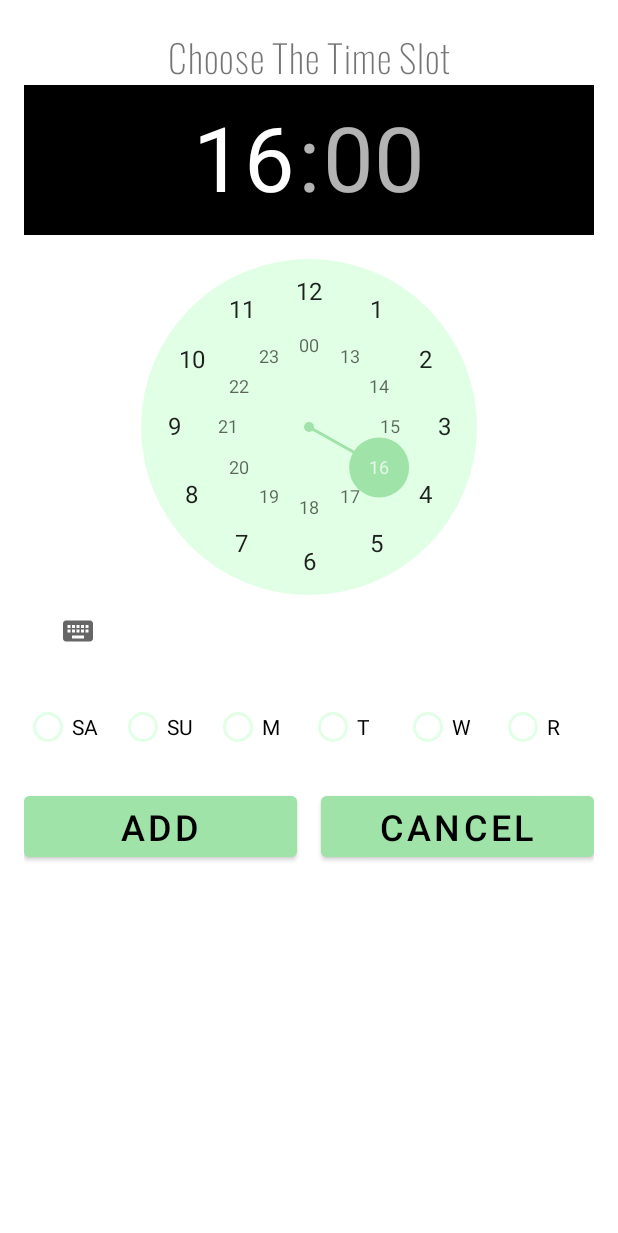
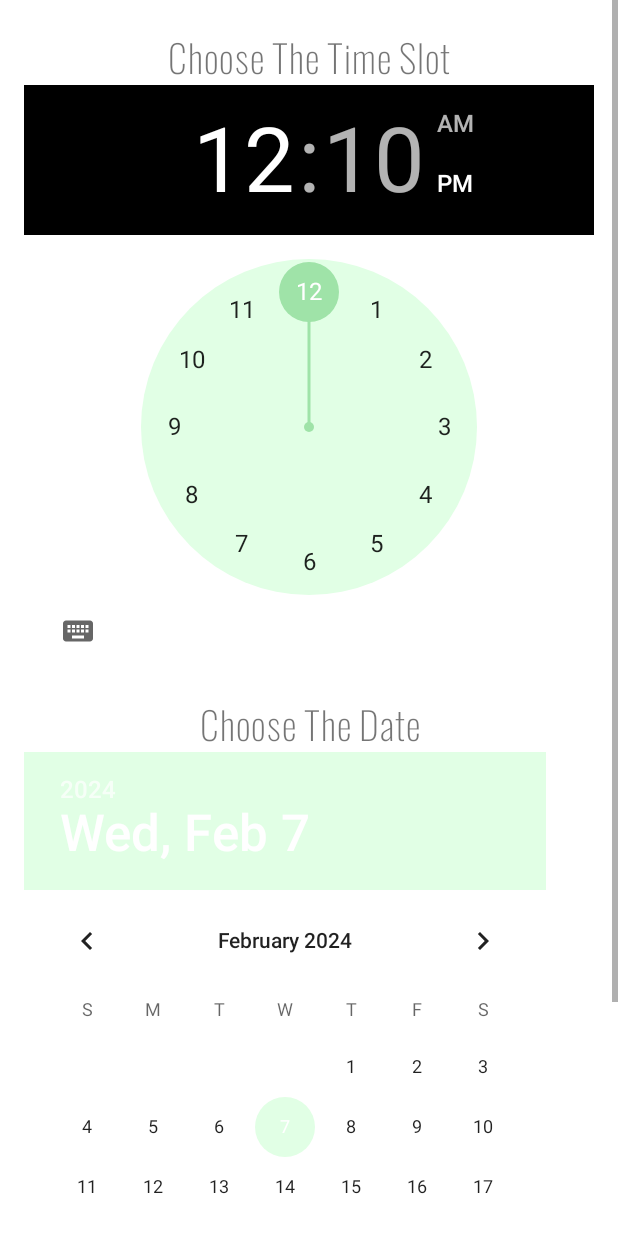
Before and after one commit to GhaidYahya/RitajX, an Android app: the Booking_Gym screen opened directly, with no data from a screen before it, on a phone screen of 412 x 824 dp. Shown: the top 1233 px of the screen. Run offline under Robolectric (Android 15) with nearby library versions, the phone set to English and light mode, and no system bars.

Commit message:
versionمليون

```diff
--- a/app/src/main/java/com/example/ritajx/Booking_Gym.java
+++ b/app/src/main/java/com/example/ritajx/Booking_Gym.java
@@ -1,39 +1,128 @@
 package com.example.ritajx;
 
-import androidx.appcompat.app.AppCompatActivity;
-
+import android.content.SharedPreferences;
 import android.os.Bundle;
+import android.widget.Button;
+import android.widget.DatePicker;
 import android.widget.TimePicker;
 import android.widget.Toast;
+import androidx.appcompat.app.AppCompatActivity;
+import okhttp3.MediaType;
+import okhttp3.OkHttpClient;
+import okhttp3.Request;
+import okhttp3.RequestBody;
+import okhttp3.Response;
+import org.json.JSONObject;
+
+import java.sql.Time;
+import java.util.Date;
 
 public class Booking_Gym extends AppCompatActivity {
-    String message="The University Will be Closed u idiot";
+
+    Date date;
+    Button btnadd;
+    DatePicker datePicker;
+    TimePicker timePicker;
+    private final int gymCapacity=20;
     @Override
     protected void onCreate(Bundle savedInstanceState) {
         super.onCreate(savedInstanceState);
         setContentView(R.layout.activity_booking_gym);
+        btnadd=findViewById(R.id.btnAdd);
+        datePicker=findViewById(R.id.datePicker);
+        timePicker=findViewById(R.id.timePicker);
+        // Assuming there's a button to finalize the booking, set its onClickListener here
+        // For example:
 
-        TimePicker timePicker = findViewById(R.id.timePicker);
-        timePicker.setIs24HourView(true);
-        timePicker.setHour(20); // Set the starting hour
-        timePicker.setMinute(0); // Set the starting minute
 
-        //when to button is finished this shit will be took
-        if (timePicker.getHour()>16 && timePicker.getHour() < 7){
-            Toast.makeText(this, message, Toast.LENGTH_SHORT).show();
-        }
+        timePicker.setOnTimeChangedListener(new TimePicker.OnTimeChangedListener() {
+            @Override
+            public void onTimeChanged(TimePicker view, int hourOfDay, int minute) {
+                if (hourOfDay < 8) {
+                    timePicker.setHour(8);
+                    timePicker.setMinute(0);
+                } else if (hourOfDay > 16 || (hourOfDay == 16 && minute > 0)) {
+                    timePicker.setHour(16);
+                    timePicker.setMinute(0);
+                } else {
+                    // Adjust minutes to nearest 0 or 30
+                    if (minute < 15) {
+                        timePicker.setMinute(0);
+                    } else if (minute < 45) {
+                        timePicker.setMinute(30);
+                    } else {
+                        // If the minute is beyond 45, increment the hour if it's before the cutoff
+                        if (hourOfDay < 16) {
+                            timePicker.setHour(hourOfDay + 1);
+                            timePicker.setMinute(0);
+                        } else {
+                            // If it's in the last permissible hour and minutes go beyond 45, set to 30
+                            timePicker.setMinute(30);
+                        }
+                    }
+                }
+            }
+        });
 
-// Restrict the end time to 4:00 PM
-        int endHour = 16;
-        timePicker.setHour(endHour);
-        timePicker.setMinute(0);
 
-// Implement custom minute intervals (e.g., 30 minutes)
-        timePicker.setOnTimeChangedListener((view, hourOfDay, minute) -> {
-            if (minute % 30 != 0) {
-                // Round the minute to the nearest 30
-                timePicker.setMinute((minute / 30) * 30);
+
+        btnadd.setOnClickListener(v -> {
+            try {
+                SharedPreferences prefs = getSharedPreferences("userid", MODE_PRIVATE);
+                String userId = prefs.getString("userID", "");
+
+                int hour = timePicker.getHour();
+                int minute = timePicker.getMinute();
+                int year = datePicker.getYear();
+                int month = datePicker.getMonth() + 1; // Month is 0-based, add 1 for correct month
+                int day = datePicker.getDayOfMonth();
+
+                // Correctly format the date and time
+                String bookingTime = String.format("%d-%02d-%02d %02d:%02d:00", year, month, day, hour, minute);
+
+
+                JSONObject bookingDetails = new JSONObject();
+                bookingDetails.put("userID", userId);
+                bookingDetails.put("bookingTime", bookingTime);
+
+                sendBookingToServer(bookingDetails.toString());
+            } catch (Exception e) {
+                e.printStackTrace();
+                Toast.makeText(Booking_Gym.this, "Error in booking", Toast.LENGTH_SHORT).show();
             }
         });
     }
+
+    private void sendBookingToServer(String json) {
+        final MediaType JSON = MediaType.parse("application/json; charset=utf-8");
+        OkHttpClient client = new OkHttpClient();
+        RequestBody body = RequestBody.create(json, JSON);
+        Request request = new Request.Builder()
+                .url("http://10.0.2.2:5000/bookgym") // Ensure this is the correct URL for your Flask app
+                .post(body)
+                .build();
+
+        new Thread(() -> {
+            try (Response response = client.newCall(request).execute()) {
+                // Convert the response body to a string
+                String responseBody = response.body().string();
+                // Parse the response body to get the message
+                JSONObject jsonResponse = new JSONObject(responseBody);
+                String message = jsonResponse.getString("message");
+
+                if (response.isSuccessful()) {
+                    runOnUiThread(() -> Toast.makeText(Booking_Gym.this, message, Toast.LENGTH_SHORT).show());
+                } else {
+                    // If not successful, handle accordingly (e.g., capacity reached)
+                    runOnUiThread(() -> Toast.makeText(Booking_Gym.this, message, Toast.LENGTH_SHORT).show());
+                }
+            } catch (Exception e) {
+                e.printStackTrace();
+                runOnUiThread(() -> Toast.makeText(Booking_Gym.this, "Failed to book", Toast.LENGTH_SHORT).show());
+            }
+        }).start();
+    }
+
+
+
 }
--- a/app/src/main/res/layout/activity_booking_gym.xml
+++ b/app/src/main/res/layout/activity_booking_gym.xml
@@ -1,9 +1,14 @@
 <?xml version="1.0" encoding="utf-8"?>
-<LinearLayout xmlns:android="http://schemas.android.com/apk/res/android"
+<ScrollView xmlns:android="http://schemas.android.com/apk/res/android"
     xmlns:app="http://schemas.android.com/apk/res-auto"
     xmlns:tools="http://schemas.android.com/tools"
     android:layout_width="match_parent"
     android:layout_height="match_parent"
+    android:fillViewport="true">
+
+    <LinearLayout
+        android:layout_width="match_parent"
+        android:layout_height="wrap_content"
         android:orientation="vertical"
         android:padding="16dp">
 
@@ -13,7 +18,7 @@
             android:layout_height="wrap_content"
             android:orientation="vertical">
 
-        <!-- TimePicker -->
+            <!-- TimePicker Title -->
             <TextView
                 android:id="@+id/textView"
                 android:layout_width="match_parent"
@@ -24,6 +29,7 @@
                 android:text="Choose The Time Slot"
                 android:textSize="25sp" />
 
+            <!-- TimePicker -->
             <TimePicker
                 android:id="@+id/timePicker"
                 android:layout_width="match_parent"
@@ -33,70 +39,33 @@
                 android:headerBackground="@color/black"
                 android:numbersBackgroundColor="#E1FFE5"
                 android:numbersSelectorColor="#9FE3A8" />
+        </LinearLayout>
 
-        <!-- Days Toggle Buttons -->
-        <RadioGroup
-            android:id="@+id/dayToggleGroup"
+        <!-- DatePicker LinearLayout -->
+        <LinearLayout
             android:layout_width="match_parent"
             android:layout_height="wrap_content"
-            android:orientation="horizontal"
+            android:orientation="vertical"
             android:layout_marginTop="16dp">
 
-            <RadioButton
-                android:id="@+id/btnSaturday"
-                android:layout_width="0dp"
+            <!-- DatePicker Title -->
+            <TextView
+                android:id="@+id/textViewDate"
+                android:layout_width="match_parent"
                 android:layout_height="wrap_content"
-                android:layout_weight="1"
-                android:backgroundTint="@color/black"
-                android:buttonTint="@color/sage_green"
-                android:text="SA" />
+                android:fontFamily="@font/oswald_extralight"
+                android:gravity="center"
+                android:letterSpacing="0.02"
+                android:text="Choose The Date"
+                android:textSize="25sp" />
 
-            <RadioButton
-                android:id="@+id/btnSunday"
-                android:layout_width="0dp"
+            <!-- DatePicker -->
+            <DatePicker
+                android:id="@+id/datePicker"
+                android:layout_width="match_parent"
                 android:layout_height="wrap_content"
-                android:layout_weight="1"
-                android:text="SU"
-                android:buttonTint="@color/sage_green"
-                android:backgroundTint="@color/black"/>
-
-            <RadioButton
-                android:id="@+id/btnMonday"
-                android:layout_width="0dp"
-                android:layout_height="wrap_content"
-                android:layout_weight="1"
-                android:text="M"
-                android:buttonTint="@color/sage_green"
-                android:backgroundTint="@color/black"/>
-
-            <RadioButton
-                android:id="@+id/btnTuesday"
-                android:layout_width="0dp"
-                android:layout_height="wrap_content"
-                android:layout_weight="1"
-                android:text="T"
-                android:buttonTint="@color/sage_green"
-                android:backgroundTint="@color/black"/>
-
-            <RadioButton
-                android:id="@+id/btnWednesday"
-                android:layout_width="0dp"
-                android:layout_height="wrap_content"
-                android:layout_weight="1"
-                android:text="W"
-                android:buttonTint="@color/sage_green"
-                android:backgroundTint="@color/black" />
-
-            <RadioButton
-                android:id="@+id/btnThursday"
-                android:layout_width="0dp"
-                android:layout_height="wrap_content"
-                android:layout_weight="1"
-                android:text="R"
-                android:buttonTint="@color/sage_green"
-                android:backgroundTint="@color/black" />
-
-        </RadioGroup>
+                android:calendarViewShown="false"
+                android:spinnersShown="true" />
         </LinearLayout>
 
         <!-- Buttons LinearLayout -->
@@ -132,3 +101,4 @@
         </LinearLayout>
 
     </LinearLayout>
+</ScrollView>
```
Also changed, not shown: app/src/main/java/com/example/ritajx/MainActivity.java (+42 -1 lines), app/src/main/java/com/example/ritajx/home.java (+9 -0 lines), app/src/main/res/layout/activity_profile.xml (+12 -12 lines). Lines whose indentation alone changed are shown as unchanged.
